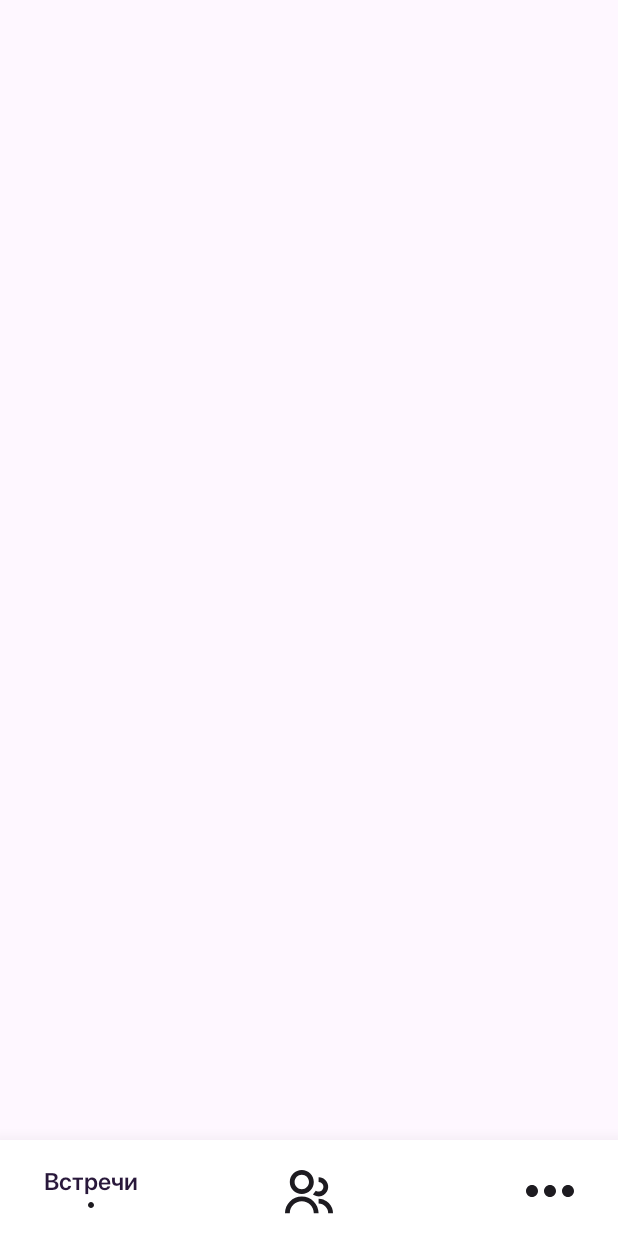
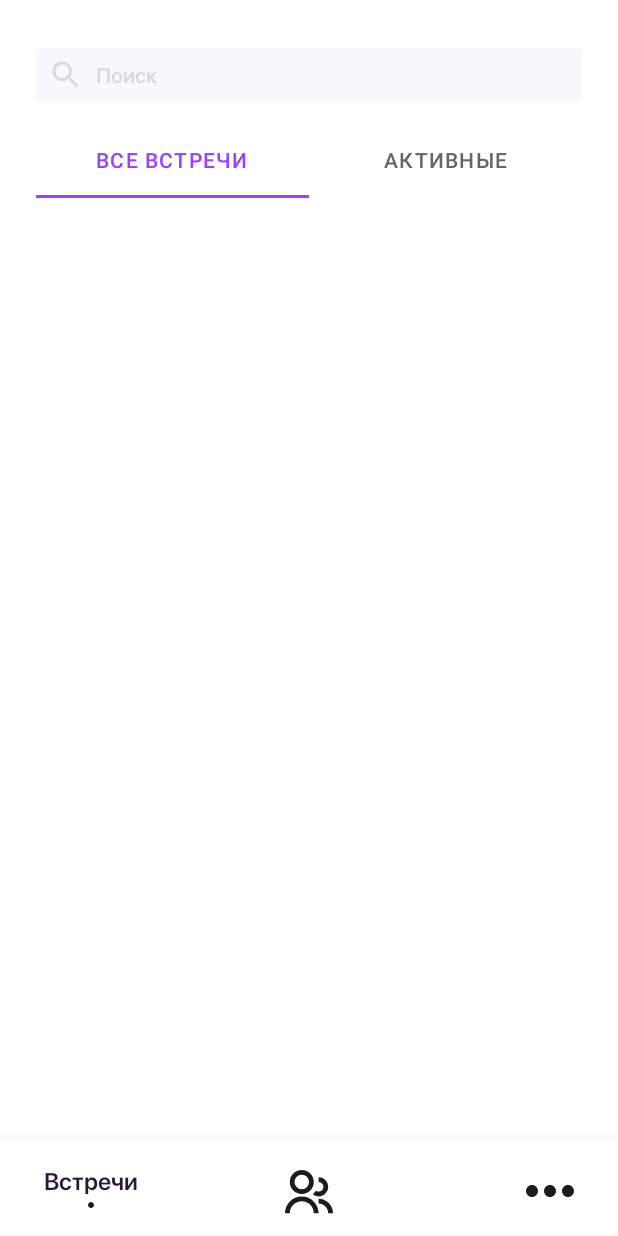
Before and after one commit to BIBLETUM/Meet, an Android app built with Jetpack Compose: the All_meets_screen_route screen opened through its navigation route, on a phone screen of 412 x 824 dp. Before the commit the screen is almost empty. Run offline under Robolectric (Android 15) with nearby library versions, the phone set to English and light mode, and no system bars.

Commit message:
Added tabItems

```diff
--- a/app/src/main/java/ru/wb/meetings/presentation/MeetsMainScreen.kt
+++ b/app/src/main/java/ru/wb/meetings/presentation/MeetsMainScreen.kt
@@ -30,6 +30,7 @@ import androidx.navigation.compose.rememberNavController
 import ru.wb.meetings.R
 import ru.wb.meetings.presentation.navigation.MeetsNavGraph
 import ru.wb.meetings.presentation.navigation.NavigationItem
+import ru.wb.meetings.presentation.screen.AllMeetsScreen
 import ru.wb.meetings.presentation.screen.ProfileScreen
 import ru.wb.meetings.presentation.theme.MeetsTheme
 
@@ -63,7 +64,7 @@ fun MeetsMainScreen() {
             navHostController = navHostController,
             profileScreenContent = { ProfileScreen(paddingValues) },
             myMeetsScreenContent = { /*TODO*/ },
-            allMeetsScreenContent = { /*TODO*/ },
+            allMeetsScreenContent = { AllMeetsScreen(paddingValues) },
             moreScreenContent = { /*TODO*/ }) {
 
         }
--- a/app/src/main/java/ru/wb/meetings/presentation/screen/AllMeetsScreen.kt
+++ b/app/src/main/java/ru/wb/meetings/presentation/screen/AllMeetsScreen.kt
@@ -1,29 +1,112 @@
 package ru.wb.meetings.presentation.screen
 
+import androidx.compose.foundation.Canvas
 import androidx.compose.foundation.background
+import androidx.compose.foundation.clickable
+import androidx.compose.foundation.interaction.MutableInteractionSource
+import androidx.compose.foundation.layout.Arrangement
+import androidx.compose.foundation.layout.Box
 import androidx.compose.foundation.layout.Column
 import androidx.compose.foundation.layout.PaddingValues
+import androidx.compose.foundation.layout.Row
+import androidx.compose.foundation.layout.RowScope
 import androidx.compose.foundation.layout.Spacer
 import androidx.compose.foundation.layout.fillMaxSize
+import androidx.compose.foundation.layout.fillMaxWidth
+import androidx.compose.foundation.layout.height
 import androidx.compose.foundation.layout.padding
+import androidx.compose.material3.HorizontalDivider
 import androidx.compose.material3.Text
 import androidx.compose.runtime.Composable
+import androidx.compose.runtime.getValue
+import androidx.compose.runtime.mutableStateOf
+import androidx.compose.runtime.remember
+import androidx.compose.runtime.setValue
+import androidx.compose.ui.Alignment
 import androidx.compose.ui.Modifier
+import androidx.compose.ui.geometry.Offset
+import androidx.compose.ui.graphics.Color
+import androidx.compose.ui.text.font.FontFamily
+import androidx.compose.ui.text.font.FontWeight
 import androidx.compose.ui.tooling.preview.Preview
 import androidx.compose.ui.unit.dp
+import androidx.compose.ui.unit.sp
 import ru.wb.meetings.presentation.components.SearchBar
 import ru.wb.meetings.presentation.theme.MeetsTheme
 
 @Preview
 @Composable
 fun AllMeetsScreen(paddingValues: PaddingValues = PaddingValues(0.dp)) {
+    val allMeetsText = "ВСЕ ВСТРЕЧИ"
+    val activeMeetsText = "АКТИВНЫЕ"
     Column(
         modifier = Modifier
             .padding(paddingValues)
             .fillMaxSize()
-            .background(color = MeetsTheme.colors.neutralWhite)
+            .background(color = MeetsTheme.colors.neutralWhite),
+        verticalArrangement = Arrangement.spacedBy(16.dp),
+        horizontalAlignment = Alignment.CenterHorizontally
     ) {
         Spacer(modifier = Modifier.padding(top = 16.dp))
         SearchBar(modifier = Modifier.padding(horizontal = 24.dp))
+
+        Row(
+            modifier = Modifier
+                .padding(horizontal = 24.dp)
+                .fillMaxWidth()
+        ) {
+            var selectedTab by remember { mutableStateOf(allMeetsText) }
+            SegmentButton(text = allMeetsText, selected = selectedTab == allMeetsText, onClick = {
+                selectedTab = allMeetsText
+            })
+            SegmentButton(
+                text = activeMeetsText,
+                selected = selectedTab == activeMeetsText,
+                onClick = {
+                    selectedTab = activeMeetsText
+                })
+        }
     }
 }
+
+@Composable
+fun RowScope.SegmentButton(
+    modifier: Modifier = Modifier,
+    text: String,
+    onClick: () -> Unit = {},
+    selected: Boolean,
+) {
+    val interactionSource = remember { MutableInteractionSource() }
+    Column(
+        modifier = modifier
+            .height(48.dp)
+            .weight(1f)
+            .clickable(interactionSource = interactionSource, indication = null) {
+                onClick()
+            },
+        horizontalAlignment = Alignment.CenterHorizontally,
+        verticalArrangement = Arrangement.Center
+    ) {
+        val textColor = if (selected) MeetsTheme.colors.brandDefault else Color(0xFF666666)
+        val separatorColor = if (selected) MeetsTheme.colors.brandDefault else Color.Transparent
+        Box(modifier = Modifier.weight(1f), contentAlignment = Alignment.Center) {
+            Text(
+                text = text,
+                fontFamily = FontFamily.SansSerif,
+                fontWeight = FontWeight.Medium,
+                fontSize = 14.sp,
+                lineHeight = 24.sp,
+                letterSpacing = 0.84.sp,
+                color = textColor
+            )
+        }
+        Box(
+            modifier = Modifier
+                .fillMaxWidth()
+                .background(separatorColor)
+                .height(2.dp)
+        ) {
+
+        }
+    }
+}
```
